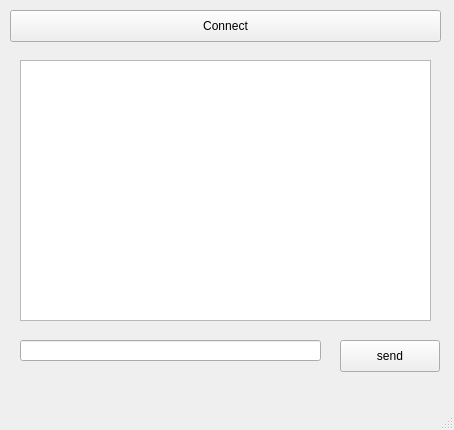
The window that ClientMessenger/mainwindow.ui (stg35/courseProject) describes before a commit, drawn with Qt 5.
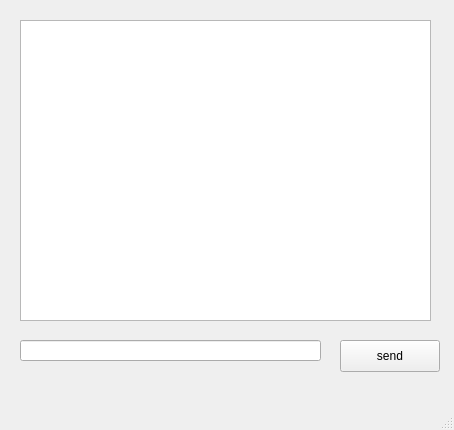
The same window after the commit.

What changed in the file:
```diff
--- a/ClientMessenger/mainwindow.ui
+++ b/ClientMessenger/mainwindow.ui
@@ -14,19 +14,6 @@
    <string>MainWindow</string>
   </property>
   <widget class="QWidget" name="centralwidget">
-   <widget class="QPushButton" name="pushButton">
-    <property name="geometry">
-     <rect>
-      <x>10</x>
-      <y>10</y>
-      <width>431</width>
-      <height>32</height>
-     </rect>
-    </property>
-    <property name="text">
-     <string>Connect</string>
-    </property>
-   </widget>
    <widget class="QLineEdit" name="lineEdit">
     <property name="geometry">
      <rect>
@@ -41,9 +28,9 @@
     <property name="geometry">
      <rect>
       <x>20</x>
-      <y>60</y>
+      <y>20</y>
       <width>411</width>
-      <height>261</height>
+      <height>301</height>
      </rect>
     </property>
    </widget>
```
